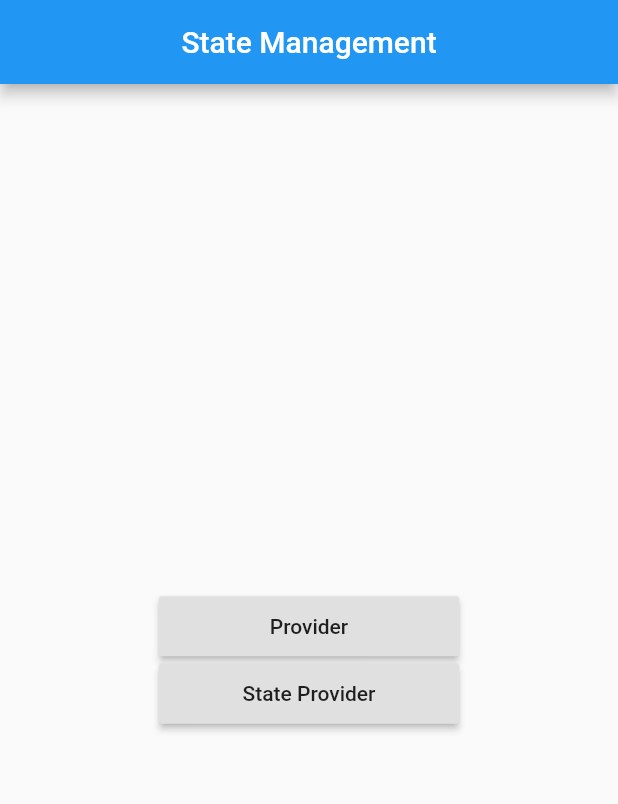
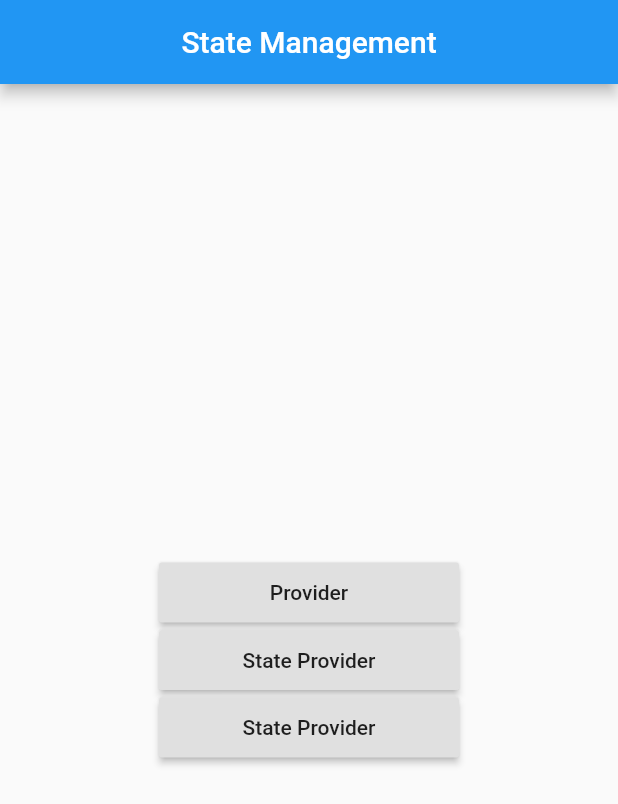
Before and after one commit to cugurel/flutter_state_management, a Flutter app: the screen it shows after launch, on a phone screen of 412 x 824 dp. Shown: the top 804 px of the screen. Run offline on Flutter 3.47's test engine with Material 2 defaults, Android fonts, the phone set to English and light mode, and no system bars; our stand-ins replace flutter_riverpod.

Commit message:
Provider Button

```diff
--- a/lib/main.dart
+++ b/lib/main.dart
@@ -1,4 +1,3 @@
-
 import 'package:flutter/material.dart';
 import 'package:flutter_riverpod/flutter_riverpod.dart';
 
@@ -7,6 +6,10 @@ import 'flutter_provider.dart';
 void main() {
   runApp(MyApp());
 }
+
+final numberProvider = StateProvider<int>((ref){
+  return 42;
+});
 
 class MyApp extends StatelessWidget {
   const MyApp({Key? key}) : super(key: key);
@@ -58,6 +61,22 @@ class MyHomePage extends StatelessWidget {
                     Navigator.of(context).push(MaterialPageRoute(builder: (context) => FlutterProvider()));
                   }),
             ),
+
+            SizedBox(
+              height: 5,
+            ),
+
+
+            //smartgit yorumu
+            SizedBox(
+              width: 200,
+              height: 40,
+              child: RaisedButton(
+                  child: Text("State Provider"),
+                  onPressed: (){
+                    Navigator.of(context).push(MaterialPageRoute(builder: (context) => FlutterProvider()));
+                  }),
+            ),
           ],
         ),
       ),
```
